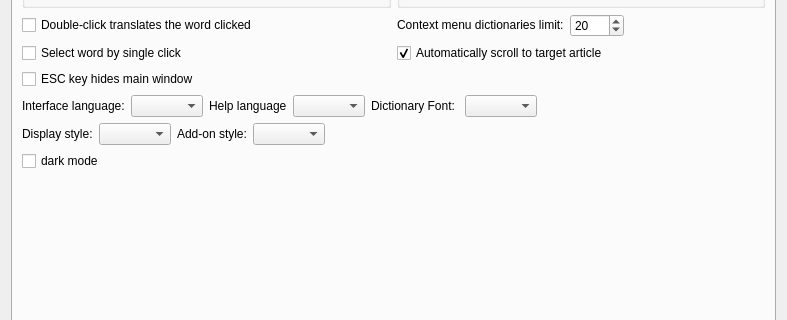
This is preferences.ui in xiaoyifang/goldendict-ng as Qt 5 draws it before an edit; both pictures show x 0 to 787 and y 218 to 538 of the 787 by 629 pixel window. The edited form follows.
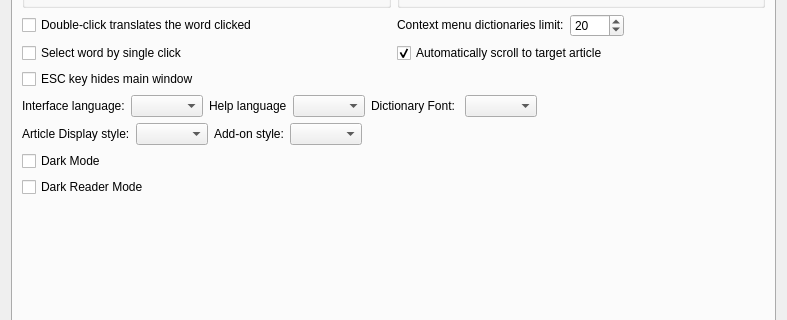
This is the edited form. Icons and pictures are not drawn. Custom widgets are drawn as their Qt base class.

Commit message: perfect_dark: add toggle option to enable Dark Reader mode

Diff of the .ui file:
```diff
--- a/preferences.ui
+++ b/preferences.ui
@@ -123,7 +123,7 @@
            <item>
             <widget class="QLabel" name="label_9">
              <property name="text">
-              <string>Display style:</string>
+              <string>Article Display style:</string>
              </property>
             </widget>
            </item>
@@ -158,7 +158,17 @@
          <item>
           <widget class="QCheckBox" name="darkMode">
            <property name="text">
-            <string>dark mode</string>
+            <string>Dark Mode</string>
+           </property>
+          </widget>
+         </item>
+         <item>
+          <widget class="QCheckBox" name="darkReaderMode">
+           <property name="toolTip">
+            <string>Turn the article display style to dark.</string>
+           </property>
+           <property name="text">
+            <string>Dark Reader Mode</string>
            </property>
           </widget>
          </item>
```
Left out of the diff: 3 changed lines with no effect on the pictures. The commit also changes 7 other files.
